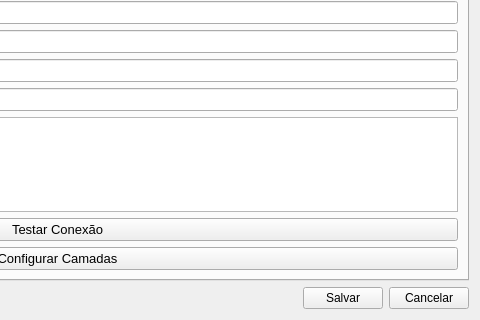
This is settings/config_window.ui in spuhub/prisma as Qt 5 draws it before an edit; both pictures show x 365 to 845 and y 220 to 540 of the 845 by 540 pixel window. The edited form follows.
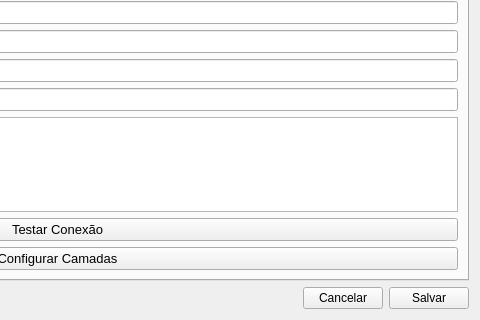
This is the edited form. The open tabs and pages were chosen to show the change. Custom widgets are drawn as their Qt base class.

Patch:
```diff
--- a/settings/config_window.ui
+++ b/settings/config_window.ui
@@ -768,13 +768,6 @@
        </property>
       </spacer>
      </item>
-     <item>
-      <widget class="QPushButton" name="btn_salvar">
-       <property name="text">
-        <string>Salvar</string>
-       </property>
-      </widget>
-     </item>
      <item>
       <widget class="QPushButton" name="btn_cancelar">
        <property name="text">
@@ -782,6 +775,13 @@
        </property>
       </widget>
      </item>
+     <item>
+      <widget class="QPushButton" name="btn_salvar">
+       <property name="text">
+        <string>Salvar</string>
+       </property>
+      </widget>
+     </item>
     </layout>
    </item>
   </layout>
```
Left out of the diff: 14 changed lines with no effect on the pictures.
